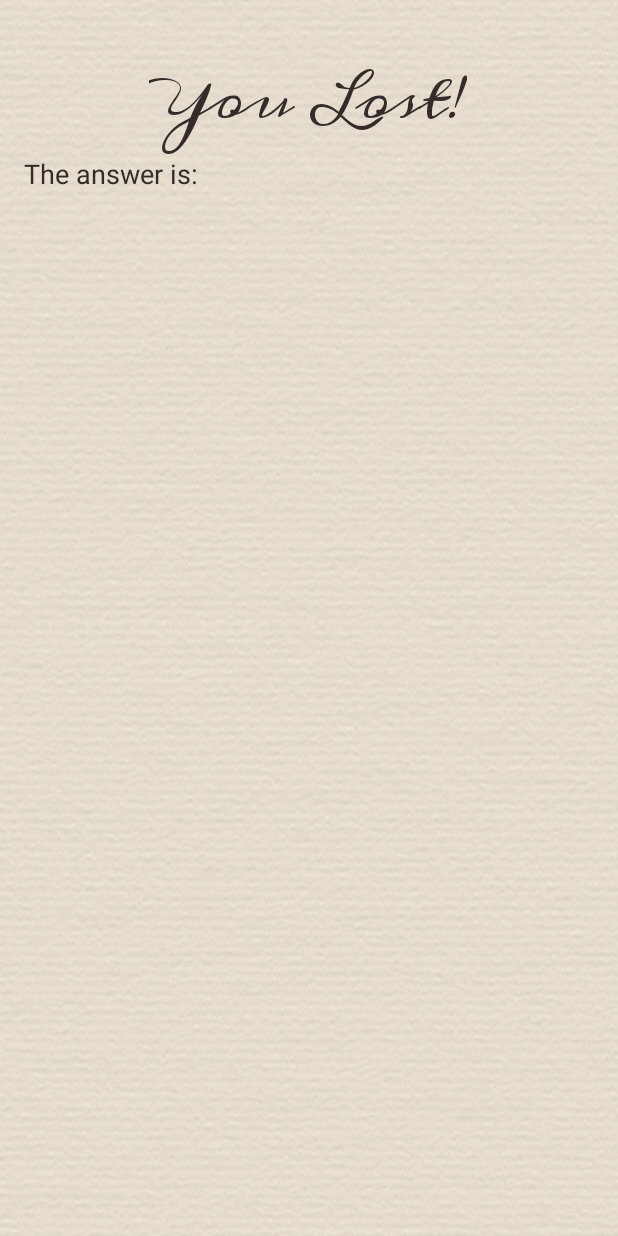
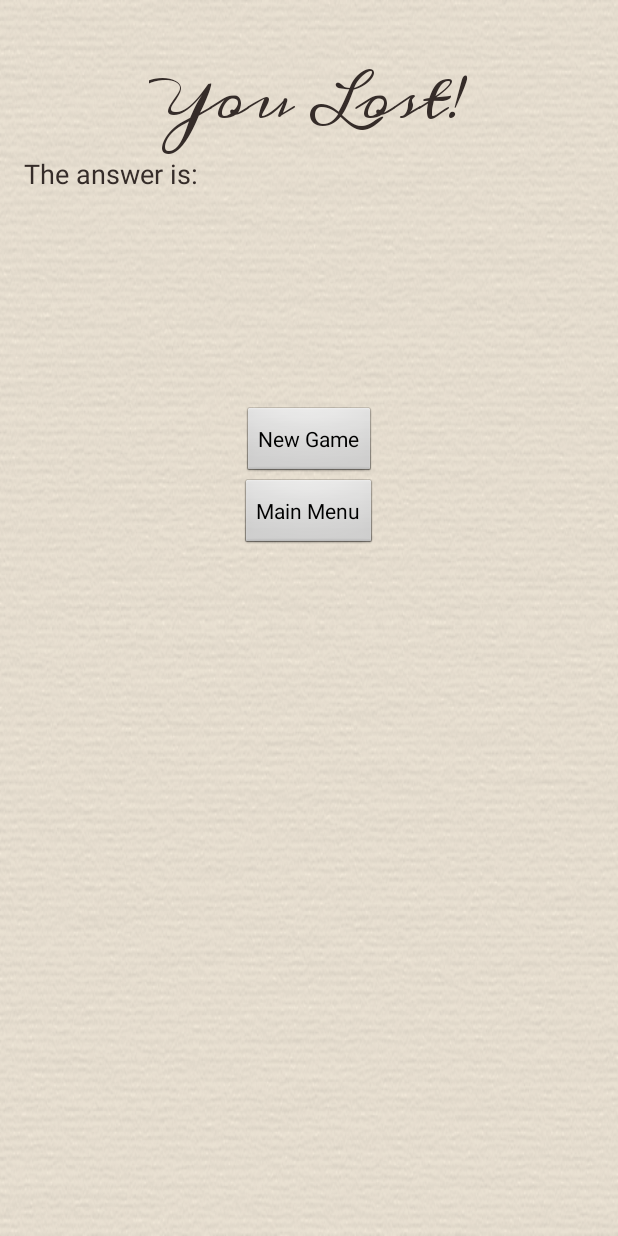
Before and after one commit to cschwendiman/shakespeareanhangman, an Android app: the ResultsActivity screen opened directly, with no data from a screen before it, on a phone screen of 412 x 824 dp. Run offline under Robolectric (Android 15) with nearby library versions, the phone set to English and light mode, and no system bars; 3 statements that could not run were skipped.

Commit message:
Added New Game and Main Menu buttons to single player results screen.

```diff
--- a/app/build.gradle
+++ b/app/build.gradle
@@ -16,6 +16,9 @@ android {
             minifyEnabled false
             proguardFiles getDefaultProguardFile('proguard-android.txt'), 'proguard-rules.pro'
         }
+        debug {
+            debuggable true
+        }
     }
 }
 
--- a/app/src/main/res/layout/activity_results.xml
+++ b/app/src/main/res/layout/activity_results.xml
@@ -45,6 +45,24 @@
             android:textAppearance="?android:attr/textAppearanceSmall"
             android:text=""
             android:id="@+id/play"
-            android:layout_below="@+id/phrase"
+            android:layout_below="@id/phrase"
             android:layout_alignParentRight="true"/>
+    <Button
+        android:layout_width="wrap_content"
+        android:layout_height="wrap_content"
+        android:text="@string/new_game"
+        android:id="@+id/new_game_result_button"
+        android:layout_below="@+id/play"
+        android:layout_marginTop="80dp"
+        android:layout_centerHorizontal="true"
+        android:onClick="buttonPress"/>
+    <Button
+        android:layout_width="wrap_content"
+        android:layout_height="wrap_content"
+        android:layout_below="@+id/new_game_result_button"
+        android:text="@string/main_menu"
+        android:id="@+id/main_menu_result_button"
+        android:layout_centerHorizontal="true"
+        android:onClick="buttonPress"/>
+
 </RelativeLayout>
--- a/app/src/main/res/values/strings.xml
+++ b/app/src/main/res/values/strings.xml
@@ -36,4 +36,5 @@
     <string name="result_win">You Won!</string>
     <string name="result_loss">You Lost!</string>
     <string name="answer_is">The answer is:</string>
+    <string name="main_menu">Main Menu</string>
 </resources>
```
Also changed, not shown: app/src/main/java/cs371m/shakespeareanhangman/ResultsActivity.java (+18 -0 lines), 2 other files.
